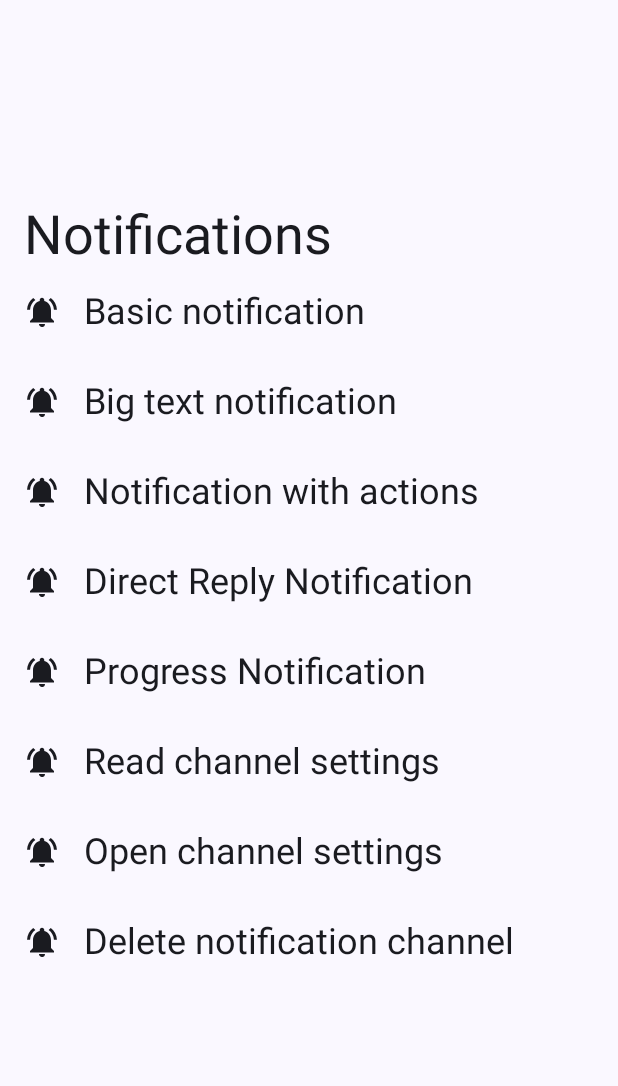
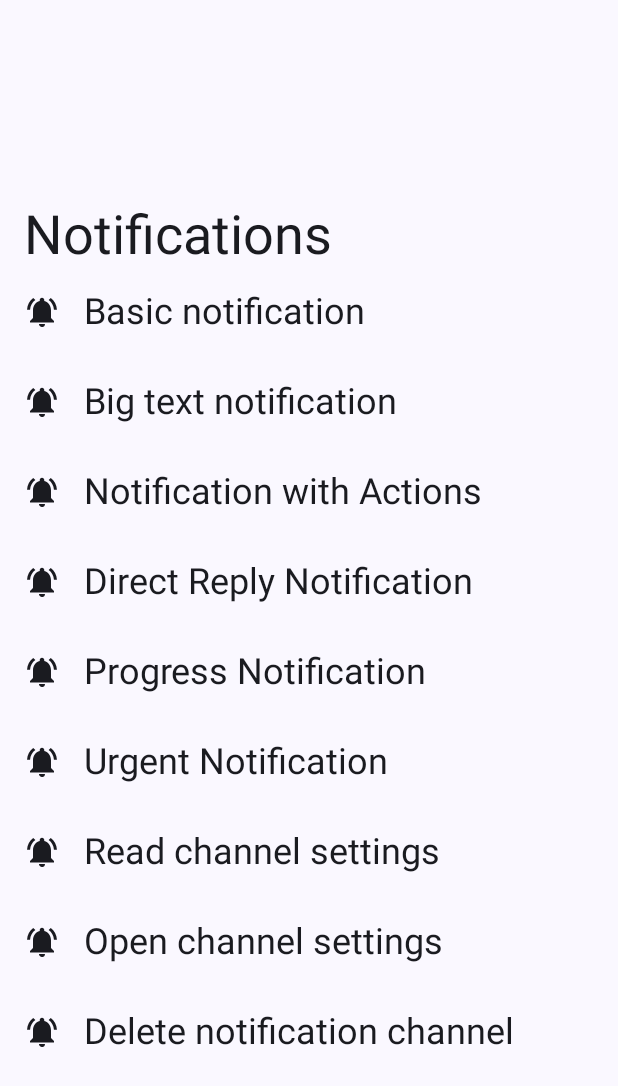
Before and after one commit to serhii-petrenko-dev/playground, an Android app built with Jetpack Compose: the NotificationsFragment screen opened through its navigation route, on a phone screen of 412 x 824 dp. Shown: the top 1086 px of the screen. Run offline under Robolectric (Android 15) with nearby library versions, the phone set to English and light mode, and no system bars; our stand-ins replace Dagger/Hilt's generated code; libraries missing offline, so code that uses them is left out: com.google.android.exoplayer2.

Commit message:
Heads-Up Notification. Liquid Widget

```diff
--- a/app/build.gradle.kts
+++ b/app/build.gradle.kts
@@ -90,14 +90,15 @@ dependencies {
     implementation("androidx.work:work-runtime-ktx:2.8.1")
     implementation("androidx.compose.ui:ui:1.4.0")
     implementation("androidx.appcompat:appcompat:1.7.0-alpha02")
+    implementation("androidx.compose.ui:ui-tooling-preview:1.4.0")
     implementation("androidx.lifecycle:lifecycle-runtime-ktx:2.6.1")
     implementation("androidx.datastore:datastore-preferences:1.0.0")
     implementation("androidx.activity:activity-compose:1.8.0-alpha02")
     implementation("androidx.navigation:navigation-fragment-ktx:2.5.3")
     implementation("androidx.compose.material3:material3:1.1.0-beta01")
     implementation("androidx.coordinatorlayout:coordinatorlayout:1.2.0")
-    implementation("androidx.compose.ui:ui-tooling-preview:1.4.0")
     implementation("androidx.lifecycle:lifecycle-runtime-compose:2.6.1")
+    implementation("androidx.compose.material:material-icons-extended:1.3.1")
 
     implementation("org.jetbrains.kotlinx:kotlinx-serialization-json:1.5.0-RC")
 
--- a/app/src/main/AndroidManifest.xml
+++ b/app/src/main/AndroidManifest.xml
@@ -10,6 +10,7 @@
     <uses-permission android:name="android.permission.INTERNET" />
     <uses-permission android:name="android.permission.CAMERA" />
     <uses-permission android:name="android.permission.VIBRATE" />
+    <uses-permission android:name="android.permission.USE_FULL_SCREEN_INTENT" />
     <uses-permission android:name="android.permission.SYSTEM_ALERT_WINDOW" />
     <uses-permission android:name="android.permission.POST_NOTIFICATIONS" />
 
--- a/app/src/main/kotlin/io/xps/playground/ui/feature/main/HomeFragment.kt
+++ b/app/src/main/kotlin/io/xps/playground/ui/feature/main/HomeFragment.kt
@@ -147,7 +147,8 @@ class HomeFragment : Fragment(R.layout.fragment_compose) {
         ) {
             Icon(
                 modifier = Modifier.padding(end = 16.dp),
-                painter = painterResource(id = destination.drawableRes),
+                imageVector = destination.icon,
+                tint = MaterialTheme.colorScheme.onBackground,
                 contentDescription = null
             )
             Column(
--- a/app/src/main/kotlin/io/xps/playground/ui/feature/main/HomeViewModel.kt
+++ b/app/src/main/kotlin/io/xps/playground/ui/feature/main/HomeViewModel.kt
@@ -1,8 +1,21 @@
 package io.xps.playground.ui.feature.main
 
-import androidx.annotation.DrawableRes
 import androidx.annotation.IdRes
 import androidx.annotation.StringRes
+import androidx.compose.material.icons.Icons
+import androidx.compose.material.icons.filled.BackHand
+import androidx.compose.material.icons.filled.Camera
+import androidx.compose.material.icons.filled.Downloading
+import androidx.compose.material.icons.filled.Folder
+import androidx.compose.material.icons.filled.ImageSearch
+import androidx.compose.material.icons.filled.NotificationsActive
+import androidx.compose.material.icons.filled.SettingsOverscan
+import androidx.compose.material.icons.filled.SmartDisplay
+import androidx.compose.material.icons.filled.TextFields
+import androidx.compose.material.icons.filled.Transform
+import androidx.compose.material.icons.filled.Translate
+import androidx.compose.material.icons.filled.WaterDrop
+import androidx.compose.ui.graphics.vector.ImageVector
 import androidx.lifecycle.SavedStateHandle
 import androidx.lifecycle.ViewModel
 import dagger.hilt.android.lifecycle.HiltViewModel
@@ -39,77 +52,84 @@ class HomeViewModel @Inject constructor(
             Destination(
                 id = R.id.goPermissions,
                 name = R.string.permissions,
-                drawableRes = R.drawable.ic_hand
+                icon = Icons.Default.BackHand
+            )
+        )
+        destinations.add(
+            Destination(
+                id = R.id.goOverlay,
+                name = R.string.floating_overlay,
+                icon = Icons.Default.SettingsOverscan
+            )
+        )
+        destinations.add(
+            Destination(
+                id = R.id.goMultiCam,
+                name = R.string.multiple_cameras,
+                icon = Icons.Default.Camera
+            )
+        )
+        destinations.add(
+            Destination(
+                id = R.id.goInputsDemo,
+                name = R.string.inputs_demo,
+                icon = Icons.Default.TextFields
+            )
+        )
+        destinations.add(
+            Destination(
+                id = R.id.goFileSystem,
+                name = R.string.file_system,
+                icon = Icons.Default.Folder
+            )
+        )
+        destinations.add(
+            Destination(
+                id = R.id.goWorkManager,
+                name = R.string.work_manager,
+                icon = Icons.Default.Downloading
+            )
+        )
+        destinations.add(
+            Destination(
+                id = R.id.goLanguagePicker,
+                name = R.string.language_picker,
+                icon = Icons.Default.Translate
+            )
+        )
+        destinations.add(
+            Destination(
+                id = R.id.goImagePicker,
+                name = R.string.image_picker,
+                icon = Icons.Default.ImageSearch
+            )
+        )
+        destinations.add(
+            Destination(
+                id = R.id.goExoPlayer,
+                name = R.string.exo_player,
+                icon = Icons.Default.SmartDisplay
+            )
+        )
+        destinations.add(
+            Destination(
+                id = R.id.goSerialization,
+                name = R.string.serialization,
+                icon = Icons.Default.Transform
             )
         )
         destinations.add(
             Destination(
                 id = R.id.goNotifications,
                 name = R.string.notifications,
-                drawableRes = R.drawable.ic_notifications
+                icon = Icons.Default.NotificationsActive
             )
         )
         destinations.add(
             Destination(
-                id = R.id.goOverlay,
-                name = R.string.floating_overlay,
-                drawableRes = R.drawable.ic_overlay
-            )
-        )
-        destinations.add(
-            Destination(
-                id = R.id.goMultiCam,
-                name = R.string.multiple_cameras,
-                drawableRes = R.drawable.ic_camera_multi
-            )
-        )
-        destinations.add(
-            Destination(
-                id = R.id.goInputsDemo,
-                name = R.string.inputs_demo,
-                drawableRes = R.drawable.ic_text_fields
-            )
-        )
-        destinations.add(
-            Destination(
-                id = R.id.goFileSystem,
-                name = R.string.file_system,
-                drawableRes = R.drawable.ic_folder
-            )
-        )
-        destinations.add(
-            Destination(
-                id = R.id.goWorkManager,
-                name = R.string.work_manager,
-                drawableRes = R.drawable.ic_downloading
-            )
-        )
-        destinations.add(
-            Destination(
-                id = R.id.goLanguagePicker,
-                name = R.string.language_picker,
-                drawableRes = R.drawable.ic_translate
-            )
-        )
-        destinations.add(
-            Destination(
-                id = R.id.goImagePicker,
-                name = R.string.image_picker,
-                drawableRes = R.drawable.ic_image_search
-            )
-        )
-        destinations.add(
-            Destination(
-                id = R.id.goExoPlayer,
-                name = R.string.exo_player,
-                drawableRes = R.drawable.ic_display
-            )
-        )
-        destinations.add(
-            Destination(
-                id = R.id.goSerialization,
-                name = R.string.serialization,
-                drawableRes = R.drawable.ic_transform
+                id = R.id.goLiquidWidget,
+                name = R.string.liquid_widget,
+                icon = Icons.Default.WaterDrop
             )
         )
 
@@ -121,7 +141,7 @@ class HomeViewModel @Inject constructor(
         @StringRes
         val name: Int,
         val hint: String = "",
-        @DrawableRes val drawableRes: Int,
+        val icon: ImageVector,
         val parent: Destination? = null
     ) {
 
--- a/app/src/main/kotlin/io/xps/playground/ui/feature/notifications/NotificationsFragment.kt
+++ b/app/src/main/kotlin/io/xps/playground/ui/feature/notifications/NotificationsFragment.kt
@@ -32,6 +32,7 @@ import androidx.core.app.NotificationCompat.CATEGORY_PROGRESS
 import androidx.core.app.NotificationCompat.CATEGORY_PROMO
 import androidx.core.app.NotificationCompat.CATEGORY_RECOMMENDATION
 import androidx.core.app.NotificationCompat.EXTRA_NOTIFICATION_ID
+import androidx.core.app.NotificationCompat.VISIBILITY_SECRET
 import androidx.core.app.NotificationManagerCompat
 import androidx.core.app.RemoteInput
 import androidx.core.content.ContextCompat
@@ -59,6 +60,7 @@ const val KEY_TEXT_REPLY = "key_reply"
 const val REPLY_ACTION = "io.xps.playground.ui.feature.notifications.reply"
 const val DISMISS_ACTION = "io.xps.playground.ui.feature.notifications.dismiss"
 const val DEFAULT_CHANNEL_ID = "default"
+const val IMPORTANT_CHANNEL_ID = "important"
 
 @AndroidEntryPoint
 class NotificationsFragment : Fragment(R.layout.fragment_compose) {
@@ -79,7 +81,7 @@ class NotificationsFragment : Fragment(R.layout.fragment_compose) {
 
     override fun onViewCreated(view: View, savedInstanceState: Bundle?) {
         super.onViewCreated(view, savedInstanceState)
-        createNotificationChannel()
+        createNotificationChannels()
         registerLifecycleEvents()
         val sampleItems = samples()
 
@@ -143,6 +145,7 @@ class NotificationsFragment : Fragment(R.layout.fragment_compose) {
             R.string.notification_sample_actions -> notificationWithActions()
             R.string.notification_sample_reply -> directReplyNotification()
             R.string.notification_sample_progress -> notificationWithProgress()
+            R.string.notification_sample_urgent -> urgentNotification()
             R.string.notification_sample_query -> readNotificationChannelSettings(
                 DEFAULT_CHANNEL_ID
             )
@@ -157,19 +160,25 @@ class NotificationsFragment : Fragment(R.layout.fragment_compose) {
         }
     }
 
-    private fun notificationBase() = NotificationCompat.Builder(
-        requireContext(),
-        DEFAULT_CHANNEL_ID
-    ).setSmallIcon(R.drawable.ic_notifications)
+    private fun notificationBase(channelId: String = DEFAULT_CHANNEL_ID) =
+        NotificationCompat.Builder(requireContext(), channelId)
+            .setSmallIcon(R.drawable.ic_notifications)
             .setContentTitle("My notification")
             .setContentText("Much longer text that cannot fit one line...")
-        .setPriority(NotificationCompat.PRIORITY_DEFAULT)
             .withAppIntent()
+            .setPriority(
+                if (channelId == IMPORTANT_CHANNEL_ID) {
+                    NotificationCompat.PRIORITY_MAX
+                } else {
+                    NotificationCompat.PRIORITY_DEFAULT
+                }
+            )
 
     private fun basicNotification() {
         notify(
             notificationBase()
                 .setColor(Color.GREEN)
+                .setVisibility(VISIBILITY_SECRET)
                 .build()
         )
     }
@@ -256,11 +265,14 @@ class NotificationsFragment : Fragment(R.layout.fragment_compose) {
             actionIntent,
             PendingIntent.FLAG_IMMUTABLE
         )
-        val builder = notificationBase().addAction(
+        val builder = notificationBase()
+            .setOnlyAlertOnce(true)
+            .setCategory(CATEGORY_PROGRESS)
+            .addAction(
                 R.drawable.ic_notifications,
                 getString(R.string.notification_cancel_label),
                 pendingActionIntent
-        ).setCategory(CATEGORY_PROGRESS)
+            )
 
         val atLeastM = Build.VERSION.SDK_INT >= Build.VERSION_CODES.M
         if (atLeastM) {
@@ -300,6 +312,25 @@ class NotificationsFragment : Fragment(R.layout.fragment_compose) {
                 }
             }
         }
+    }
+
+    private fun urgentNotification() {
+        val context = requireContext()
+        val notificationId = Random.nextInt()
+
+        val fullScreenIntent = Intent(context, MainActivity::class.java)
+        val fullScreenPendingIntent = PendingIntent.getActivity(
+            context,
+            0,
+            fullScreenIntent,
+            PendingIntent.FLAG_IMMUTABLE
+        )
+
+        val builder = notificationBase(IMPORTANT_CHANNEL_ID).setFullScreenIntent(
+            fullScreenPendingIntent,
+            true
+        )
+        notify(builder.build(), notificationId)
     }
 
     private fun NotificationCompat.Builder.withAppIntent(): NotificationCompat.Builder {
@@ -352,24 +383,37 @@ class NotificationsFragment : Fragment(R.layout.fragment_compose) {
         }
     }
 
-    private fun createNotificationChannel() {
+    private fun createNotificationChannels() {
         val context = requireContext()
         if (Build.VERSION.SDK_INT >= Build.VERSION_CODES.O) {
-            val name = getString(R.string.notification_channel_default_name)
-            val descriptionText = getString(R.string.notification_channel_default_description)
-            val importance = NotificationManager.IMPORTANCE_DEFAULT
-            val channel = NotificationChannel(DEFAULT_CHANNEL_ID, name, importance)
-            channel.description = descriptionText
             val channelGroup = NotificationChannelGroup(
                 defaultChannelGroup,
                 context.getString(R.string.app_name)
             )
             notificationManager.createNotificationChannelGroup(channelGroup)
-            channel.group = defaultChannelGroup
+
+            val defaultChannel = NotificationChannel(
+                DEFAULT_CHANNEL_ID,
+                getString(R.string.notification_channel_default_name),
+                NotificationManager.IMPORTANCE_DEFAULT
+            )
+            defaultChannel.description =
+                getString(R.string.notification_channel_default_description)
+            defaultChannel.group = defaultChannelGroup
+
+            val importantChannel = NotificationChannel(
+                IMPORTANT_CHANNEL_ID,
+                getString(R.string.notification_channel_important_name),
+                NotificationManager.IMPORTANCE_HIGH
+            )
+            importantChannel.description =
+                getString(R.string.notification_channel_important_description)
+            importantChannel.group = defaultChannelGroup
 
             // Register the channel with the system.
             // You can't change the importance or other notification behaviors after this.
-            notificationManager.createNotificationChannel(channel)
+            notificationManager.createNotificationChannel(defaultChannel)
+            notificationManager.createNotificationChannel(importantChannel)
         }
     }
 
@@ -387,6 +431,7 @@ class NotificationsFragment : Fragment(R.layout.fragment_compose) {
         ListItem(R.string.notification_sample_actions),
         ListItem(R.string.notification_sample_reply),
         ListItem(R.string.notification_sample_progress),
+        ListItem(R.string.notification_sample_urgent),
         ListItem(R.string.notification_sample_query),
         ListItem(R.string.notification_sample_settings),
         ListItem(R.string.notification_sample_delete)
--- a/app/src/main/kotlin/io/xps/playground/ui/theme/Color.kt
+++ b/app/src/main/kotlin/io/xps/playground/ui/theme/Color.kt
@@ -9,5 +9,6 @@ val PurpleGrey80 = Color(0xFFCCC2DC)
 val Pink80 = Color(0xFFEFB8C8)
 
 val Purple40 = Color(0xFF6650a4)
+val Purple900 = Color(0xFF3A2F6E)
 val PurpleGrey40 = Color(0xFF625b71)
 val Pink40 = Color(0xFF7D5260)
--- a/app/src/main/res/drawable/ic_android.xml
+++ /dev/null
@@ -1,5 +0,0 @@
-<vector android:height="24dp" android:tint="#FFFFFF"
-    android:viewportHeight="24" android:viewportWidth="24"
-    android:width="24dp" xmlns:android="http://schemas.android.com/apk/res/android">
-    <path android:fillColor="@android:color/white" android:pathData="M17.6,9.48l1.84,-3.18c0.16,-0.31 0.04,-0.69 -0.26,-0.85c-0.29,-0.15 -0.65,-0.06 -0.83,0.22l-1.88,3.24c-2.86,-1.21 -6.08,-1.21 -8.94,0L5.65,5.67c-0.19,-0.29 -0.58,-0.38 -0.87,-0.2C4.5,5.65 4.41,6.01 4.56,6.3L6.4,9.48C3.3,11.25 1.28,14.44 1,18h22C22.72,14.44 20.7,11.25 17.6,9.48zM7,15.25c-0.69,0 -1.25,-0.56 -1.25,-1.25c0,-0.69 0.56,-1.25 1.25,-1.25S8.25,13.31 8.25,14C8.25,14.69 7.69,15.25 7,15.25zM17,15.25c-0.69,0 -1.25,-0.56 -1.25,-1.25c0,-0.69 0.56,-1.25 1.25,-1.25s1.25,0.56 1.25,1.25C18.25,14.69 17.69,15.25 17,15.25z"/>
-</vector>
--- a/app/src/main/res/drawable/ic_camera_multi.xml
+++ /dev/null
@@ -1,5 +0,0 @@
-<vector android:height="24dp" android:tint="#FFFFFF"
-    android:viewportHeight="24" android:viewportWidth="24"
-    android:width="24dp" xmlns:android="http://schemas.android.com/apk/res/android">
-    <path android:fillColor="@android:color/white" android:pathData="M9.4,10.5l4.77,-8.26C13.47,2.09 12.75,2 12,2c-2.4,0 -4.6,0.85 -6.32,2.25l3.66,6.35 0.06,-0.1zM21.54,9c-0.92,-2.92 -3.15,-5.26 -6,-6.34L11.88,9h9.66zM21.8,10h-7.49l0.29,0.5 4.76,8.25C21,16.97 22,14.61 22,12c0,-0.69 -0.07,-1.35 -0.2,-2zM8.54,12l-3.9,-6.75C3.01,7.03 2,9.39 2,12c0,0.69 0.07,1.35 0.2,2h7.49l-1.15,-2zM2.46,15c0.92,2.92 3.15,5.26 6,6.34L12.12,15L2.46,15zM13.73,15l-3.9,6.76c0.7,0.15 1.42,0.24 2.17,0.24 2.4,0 4.6,-0.85 6.32,-2.25l-3.66,-6.35 -0.93,1.6z"/>
-</vector>
--- a/app/src/main/res/drawable/ic_display.xml
+++ /dev/null
@@ -1,5 +0,0 @@
-<vector android:height="24dp" android:tint="#FFFFFF"
-    android:viewportHeight="24" android:viewportWidth="24"
-    android:width="24dp" xmlns:android="http://schemas.android.com/apk/res/android">
-    <path android:fillColor="@android:color/white" android:pathData="M20,4H4C2.9,4 2,4.9 2,6v12c0,1.1 0.9,2 2,2h16c1.1,0 2,-0.9 2,-2V6C22,4.9 21.1,4 20,4zM9.5,16.5v-9l7,4.5L9.5,16.5z"/>
-</vector>
--- a/app/src/main/res/drawable/ic_downloading.xml
+++ /dev/null
@@ -1,5 +0,0 @@
-<vector android:height="24dp" android:tint="#FFFFFF"
-    android:viewportHeight="24" android:viewportWidth="24"
-    android:width="24dp" xmlns:android="http://schemas.android.com/apk/res/android">
-    <path android:fillColor="@android:color/white" android:pathData="M18.32,4.26C16.84,3.05 15.01,2.25 13,2.05v2.02c1.46,0.18 2.79,0.76 3.9,1.62L18.32,4.26zM19.93,11h2.02c-0.2,-2.01 -1,-3.84 -2.21,-5.32L18.31,7.1C19.17,8.21 19.75,9.54 19.93,11zM18.31,16.9l1.43,1.43c1.21,-1.48 2.01,-3.32 2.21,-5.32h-2.02C19.75,14.46 19.17,15.79 18.31,16.9zM13,19.93v2.02c2.01,-0.2 3.84,-1 5.32,-2.21l-1.43,-1.43C15.79,19.17 14.46,19.75 13,19.93zM13,12V7h-2v5H7l5,5l5,-5H13zM11,19.93v2.02c-5.05,-0.5 -9,-4.76 -9,-9.95s3.95,-9.45 9,-9.95v2.02C7.05,4.56 4,7.92 4,12S7.05,19.44 11,19.93z"/>
-</vector>
--- a/app/src/main/res/drawable/ic_folder.xml
+++ /dev/null
@@ -1,5 +0,0 @@
-<vector android:height="24dp" android:tint="#FFFFFF"
-    android:viewportHeight="24" android:viewportWidth="24"
-    android:width="24dp" xmlns:android="http://schemas.android.com/apk/res/android">
-    <path android:fillColor="@android:color/white" android:pathData="M20,6h-8l-2,-2L4,4c-1.1,0 -1.99,0.9 -1.99,2L2,18c0,1.1 0.9,2 2,2h16c1.1,0 2,-0.9 2,-2L22,8c0,-1.1 -0.9,-2 -2,-2zM20,18L4,18L4,8h16v10z"/>
-</vector>
--- a/app/src/main/res/drawable/ic_hand.xml
+++ /dev/null
@@ -1,5 +0,0 @@
-<vector android:height="24dp" android:tint="#FFFFFF"
-    android:viewportHeight="24" android:viewportWidth="24"
-    android:width="24dp" xmlns:android="http://schemas.android.com/apk/res/android">
-    <path android:fillColor="@android:color/white" android:pathData="M13,24c-3.26,0 -6.19,-1.99 -7.4,-5.02l-3.03,-7.61C2.26,10.58 3,9.79 3.81,10.05l0.79,0.26c0.56,0.18 1.02,0.61 1.24,1.16L7.25,15H8V3.25C8,2.56 8.56,2 9.25,2s1.25,0.56 1.25,1.25V12h1V1.25C11.5,0.56 12.06,0 12.75,0S14,0.56 14,1.25V12h1V2.75c0,-0.69 0.56,-1.25 1.25,-1.25c0.69,0 1.25,0.56 1.25,1.25V12h1V5.75c0,-0.69 0.56,-1.25 1.25,-1.25S21,5.06 21,5.75V16C21,20.42 17.42,24 13,24z"/>
-</vector>
--- a/app/src/main/res/drawable/ic_overlay.xml
+++ /dev/null
@@ -1,5 +0,0 @@
-<vector android:height="24dp" android:tint="#FFFFFF"
-    android:viewportHeight="24" android:viewportWidth="24"
-    android:width="24dp" xmlns:android="http://schemas.android.com/apk/res/android">
-    <path android:fillColor="@android:color/white" android:pathData="M12.01,5.5L10,8h4l-1.99,-2.5zM18,10v4l2.5,-1.99L18,10zM6,10l-2.5,2.01L6,14v-4zM14,16h-4l2.01,2.5L14,16zM21,3L3,3c-1.1,0 -2,0.9 -2,2v14c0,1.1 0.9,2 2,2h18c1.1,0 2,-0.9 2,-2L23,5c0,-1.1 -0.9,-2 -2,-2zM21,19.01L3,19.01L3,4.99h18v14.02z"/>
-</vector>
--- a/app/src/main/res/drawable/ic_transform.xml
+++ /dev/null
@@ -1,5 +0,0 @@
-<vector android:height="24dp" android:tint="#FFFFFF"
-    android:viewportHeight="24" android:viewportWidth="24"
-    android:width="24dp" xmlns:android="http://schemas.android.com/apk/res/android">
-    <path android:fillColor="@android:color/white" android:pathData="M22,18v-2H8V4h2L7,1 4,4h2v2H2v2h4v8c0,1.1 0.9,2 2,2h8v2h-2l3,3 3,-3h-2v-2h4zM10,8h6v6h2V8c0,-1.1 -0.9,-2 -2,-2h-6v2z"/>
-</vector>
--- a/app/src/main/res/navigation/main_graph.xml
+++ b/app/src/main/res/navigation/main_graph.xml
@@ -87,7 +87,7 @@
             app:enterAnim="@anim/show_from_right"
             app:exitAnim="@anim/hide_to_left"
             app:popExitAnim="@anim/hide_to_right"
-            app:popEnterAnim="@anim/show_from_left"/>
+            app:popEnterAnim="@anim/show_from_left" />
 
         <action
             android:id="@+id/goNotifications"
@@ -95,7 +95,15 @@
             app:enterAnim="@anim/show_from_right"
             app:exitAnim="@anim/hide_to_left"
             app:popExitAnim="@anim/hide_to_right"
-            app:popEnterAnim="@anim/show_from_left"/>
+            app:popEnterAnim="@anim/show_from_left" />
+
+        <action
+            android:id="@+id/goLiquidWidget"
+            app:destination="@+id/fragmentLiquid"
+            app:enterAnim="@anim/show_from_right"
+            app:exitAnim="@anim/hide_to_left"
+            app:popExitAnim="@anim/hide_to_right"
+            app:popEnterAnim="@anim/show_from_left" />
 
     </fragment>
 
@@ -137,17 +145,22 @@
     <fragment
         android:id="@+id/fragmentImagePicker"
         android:name="io.xps.playground.ui.feature.imagePicker.ImagePickerFragment"
-        tools:layout="@layout/fragment_compose"/>
+        tools:layout="@layout/fragment_compose" />
 
     <fragment
         android:id="@+id/fragmentExoPlayer"
         android:name="io.xps.playground.ui.feature.exoPlayer.ExoPlayerFragment"
-        tools:layout="@layout/fragment_compose"/>
+        tools:layout="@layout/fragment_compose" />
 
     <fragment
         android:id="@+id/fragmentSerialization"
         android:name="io.xps.playground.ui.feature.serialization.SerializationFragment"
-        tools:layout="@layout/fragment_compose"/>
+        tools:layout="@layout/fragment_compose" />
+
+    <fragment
+        android:id="@+id/fragmentLiquid"
+        android:name="io.xps.playground.ui.feature.liquidWidget.LiquidWidgetFragment"
+        tools:layout="@layout/fragment_compose" />
 
     <fragment
         android:id="@+id/fragmentNotifications"
--- a/app/src/main/res/values/strings.xml
+++ b/app/src/main/res/values/strings.xml
@@ -14,6 +14,7 @@
     <string name="exo_player">Exo Player</string>
     <string name="serialization">Serialization</string>
     <string name="notifications">Notifications</string>
+    <string name="liquid_widget">Liquid Widget</string>
 
     <string name="camera_permission">Grant camera permission</string>
     <string name="camera_error">This device does not support Camera2 API.</string>
@@ -32,11 +33,14 @@
 
     <string name="notification_sample_basic">Basic notification</string>
     <string name="notification_sample_big_text">Big text notification</string>
-    <string name="notification_sample_actions">Notification with actions</string>
+    <string name="notification_sample_actions">Notification with Actions</string>
     <string name="notification_sample_reply">Direct Reply Notification</string>
     <string name="notification_sample_progress">Progress Notification</string>
+    <string name="notification_sample_urgent">Urgent Notification</string>
     <string name="notification_channel_default_name">Default notifications</string>
+    <string name="notification_channel_important_name">Important notifications</string>
     <string name="notification_channel_default_description">Default notification</string>
+    <string name="notification_channel_important_description">Important notification</string>
     <string name="notification_sample_settings">Open channel settings</string>
     <string name="notification_sample_query">Read channel settings</string>
     <string name="notification_sample_delete">Delete notification channel</string>
```
Also changed, not shown: app/src/main/kotlin/io/xps/playground/ui/feature/liquidWidget/LiquidWidgetFragment.kt (added, +330 -0 lines), app/src/main/kotlin/io/xps/playground/ui/theme/Theme.kt (+5 -2 lines), app/src/main/res/drawable/bottom_navigation.xml (added, +9 -0 lines), app/src/main/res/drawable/ic_hexagon.xml (deleted, +0 -15 lines). Lines whose indentation alone changed are shown as unchanged.
